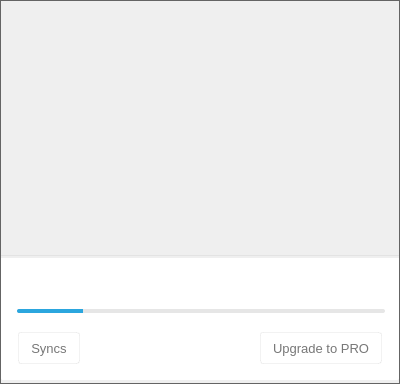
First picture: the form in src/MEGASync/gui/win/InfoDialog.ui, repository meganz/MEGAsync, before the edit.
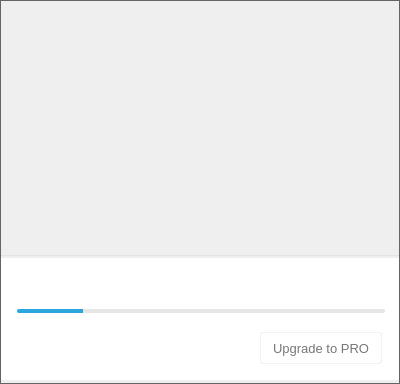
Second picture: the form after the edit. Icons and pictures are not drawn. Custom widgets are drawn as their Qt base class.

Commit message: Remove add sync button and manage sync with context main menu

What changed in the file:
```diff
--- a/src/MEGASync/gui/win/InfoDialog.ui
+++ b/src/MEGASync/gui/win/InfoDialog.ui
@@ -1759,47 +1759,6 @@
            </property>
           </widget>
          </item>
-         <item>
-          <widget class="QPushButton" name="bSyncFolder">
-           <property name="minimumSize">
-            <size>
-             <width>0</width>
-             <height>32</height>
-            </size>
-           </property>
-           <property name="maximumSize">
-            <size>
-             <width>16777215</width>
-             <height>32</height>
-            </size>
-           </property>
-           <property name="cursor">
-            <cursorShape>PointingHandCursor</cursorShape>
-           </property>
-           <property name="mouseTracking">
-            <bool>false</bool>
-           </property>
-           <property name="styleSheet">
-            <string notr="true"/>
-           </property>
-           <property name="text">
-            <string>Syncs</string>
-           </property>
-           <property name="icon">
-            <iconset resource="../Resources_win.qrc">
-             <normaloff>:/images/ico_syncs.png</normaloff>:/images/ico_syncs.png</iconset>
-           </property>
-           <property name="iconSize">
-            <size>
-             <width>18</width>
-             <height>16</height>
-            </size>
-           </property>
-           <property name="flat">
-            <bool>true</bool>
-           </property>
-          </widget>
-         </item>
          <item>
           <spacer name="horizontalSpacer">
            <property name="orientation">
```
Left out of the diff: 1 changed line with no effect on the pictures. The commit also changes 9 other files.
